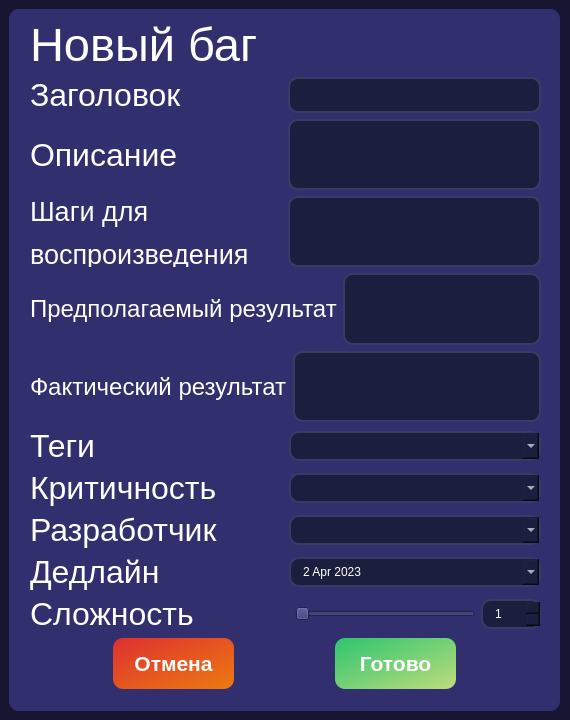
Old version of the form interfaces/new_bug_card.ui in the repository ArtShibaev/Bugtracker.
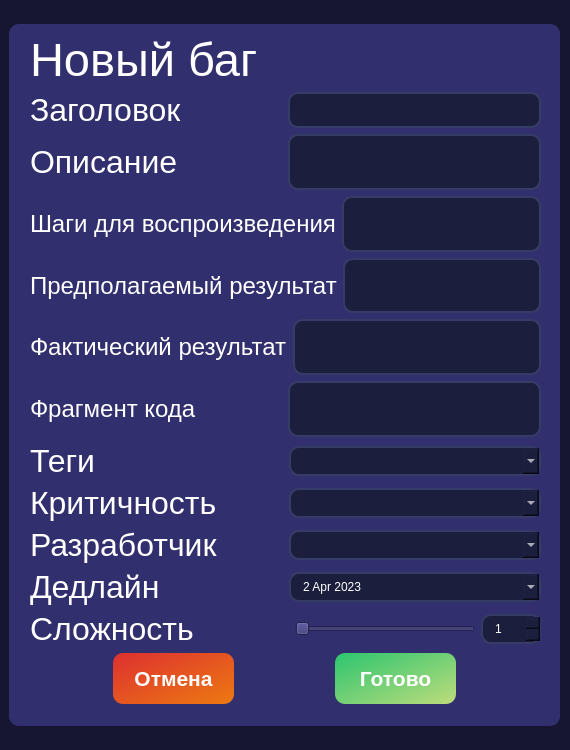
New version of the form.

Commit message: Вернул инпут "Фрагмент кода"

What changed in the file:
```diff
--- a/interfaces/new_bug_card.ui
+++ b/interfaces/new_bug_card.ui
@@ -10,19 +10,19 @@
     <x>0</x>
     <y>0</y>
     <width>570</width>
-    <height>720</height>
+    <height>750</height>
    </rect>
   </property>
   <property name="minimumSize">
    <size>
     <width>570</width>
-    <height>720</height>
+    <height>750</height>
    </size>
   </property>
   <property name="maximumSize">
    <size>
     <width>570</width>
-    <height>720</height>
+    <height>750</height>
    </size>
   </property>
   <property name="windowTitle">
@@ -273,22 +273,15 @@
            <item>
             <layout class="QHBoxLayout" name="horizontalLayout_5">
              <item>
-              <layout class="QVBoxLayout" name="verticalLayout_2">
-               <property name="spacing">
-                <number>6</number>
-               </property>
-               <item>
-                <widget class="QLabel" name="label_4">
-                 <property name="styleSheet">
-                  <string notr="true">font-size: 20pt;
+              <widget class="QLabel" name="label_4">
+               <property name="styleSheet">
+                <string notr="true">font-size: 18pt;
 color: white;</string>
-                 </property>
-                 <property name="text">
-                  <string>&lt;html&gt;&lt;head/&gt;&lt;body&gt;&lt;p&gt;&lt;span style=&quot; font-size:20pt;&quot;&gt;Шаги для&lt;/span&gt;&lt;/p&gt;&lt;p&gt;&lt;span style=&quot; font-size:20pt;&quot;&gt;воспроизведения&lt;/span&gt;&lt;/p&gt;&lt;/body&gt;&lt;/html&gt;</string>
-                 </property>
-                </widget>
-               </item>
-              </layout>
+               </property>
+               <property name="text">
+                <string>Шаги для воспроизведения</string>
+               </property>
+              </widget>
              </item>
              <item>
               <widget class="QTextEdit" name="reproduction">
@@ -382,6 +375,42 @@
              </item>
             </layout>
            </item>
+           <item>
+            <layout class="QHBoxLayout" name="horizontalLayout_13">
+             <property name="spacing">
+              <number>6</number>
+             </property>
+             <item>
+              <widget class="QLabel" name="label_13">
+               <property name="styleSheet">
+                <string notr="true">font-size: 18pt;
+color: white;</string>
+               </property>
+               <property name="text">
+                <string>Фрагмент кода</string>
+               </property>
+              </widget>
+             </item>
+             <item>
+              <widget class="QTextEdit" name="code_fragment">
+               <property name="maximumSize">
+                <size>
+                 <width>253</width>
+                 <height>156</height>
+                </size>
+               </property>
+               <property name="styleSheet">
+                <string notr="true">border: 2px solid #373C66;
+color: white;
+border-radius: 10px;
+padding: 5px 10px;
+outline: none;
+background: #1B1E3D;</string>
+               </property>
+              </widget>
+             </item>
+            </layout>
+           </item>
            <item>
             <layout class="QHBoxLayout" name="horizontalLayout_4">
              <item>
```
Left out of the diff: 148 changed lines with no effect on the pictures.
